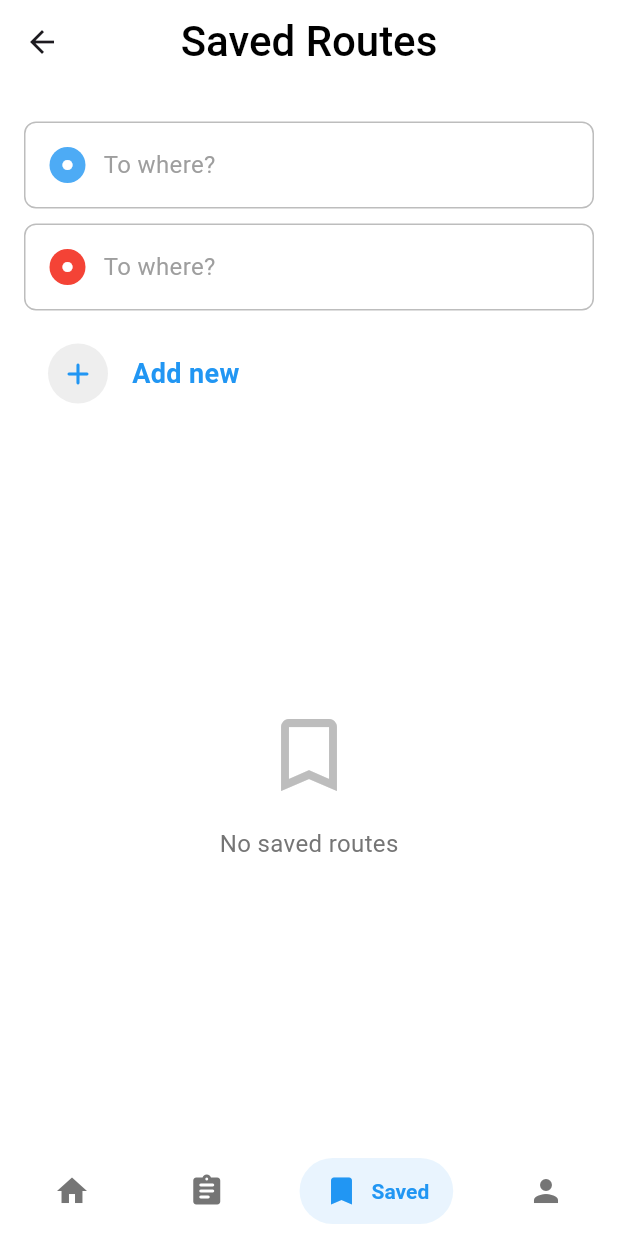
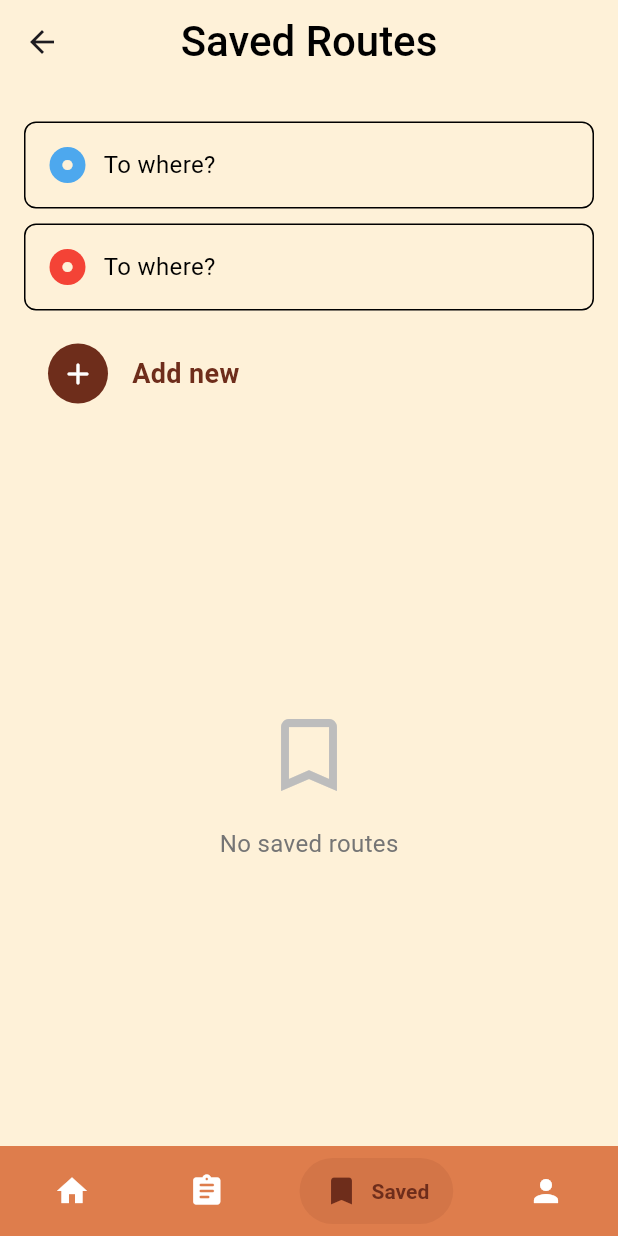
Before and after one commit to ladajules/Jeep-Jam, a Flutter app: the SavedRoutesPage screen opened by its route, on a phone screen of 412 x 824 dp. Run offline on Flutter 3.47's test engine with Material 3 defaults, Android fonts, the phone set to English and light mode, and no system bars; drawn by our look-alikes of salomon_bottom_bar; our stand-ins replace cloud_firestore, firebase_auth, firebase_core, flutter_dotenv, geocoding, geolocator and 5 more; accounts and stored records are empty; network calls fail.

Commit message:
colorsss

```diff
--- a/testing/lib/pages/users_saved_routes.dart
+++ b/testing/lib/pages/users_saved_routes.dart
@@ -220,7 +220,7 @@ class _SavedRoutesState extends State<SavedRoutesPage>{
                 'Give this route a name:',
                 style: TextStyle(
                   fontSize: 14,
-                  color: Colors.grey[700],
+                  color: Colors.black,
                 ),
               ),
               const SizedBox(height: 12),
@@ -240,7 +240,7 @@ class _SavedRoutesState extends State<SavedRoutesPage>{
                 Container(
                   padding: const EdgeInsets.all(12),
                   decoration: BoxDecoration(
-                    color: Colors.grey[100],
+                    color: Colors.black,
                     borderRadius: BorderRadius.circular(8),
                   ),
                   child: Column(
@@ -248,7 +248,7 @@ class _SavedRoutesState extends State<SavedRoutesPage>{
                     children: [
                       Row(
                         children: [
-                          Icon(Icons.circle, size: 12, color: Colors.blue[700]),
+                          Icon(Icons.circle, size: 12, color: Color(0xff6e2d1b)),
                           const SizedBox(width: 8),
                           Expanded(
                             child: Text(
@@ -381,9 +381,9 @@ class _SavedRoutesState extends State<SavedRoutesPage>{
   @override
   Widget build(BuildContext context) {
     return Scaffold(
-      backgroundColor: Colors.white,
+      backgroundColor: Color(0xfffef1d8),
       appBar: AppBar(
-        backgroundColor: Colors.white,
+        backgroundColor:Color(0xfffef1d8),
         elevation: 0,
         title: const Text(
           'Saved Routes',
@@ -412,9 +412,9 @@ class _SavedRoutesState extends State<SavedRoutesPage>{
                     onTap: _openOriginSearch,
                     child: Container(
                       decoration: BoxDecoration(
-                        color: Colors.white,
+                        color: Color(0xfffef1d8),
                         borderRadius: BorderRadius.circular(8),
-                        border: Border.all(color: Colors.grey[400]!),
+                        border: Border.all(color: Colors.black!),
                       ),
 
                       // origin input
@@ -431,7 +431,7 @@ class _SavedRoutesState extends State<SavedRoutesPage>{
 
                               child: Icon(
                                 Icons.circle,
-                                color: Colors.white,
+                                color: Color(0xfffef1d8),
                                 size: 8,
                               ),
                             ),
@@ -442,7 +442,7 @@ class _SavedRoutesState extends State<SavedRoutesPage>{
                                 _originController.text.isEmpty ? 'To where?' : _originController.text,
                                 style: TextStyle(
                                   fontSize: 16,
-                                  color: _originController.text.isEmpty ? Colors.grey[500] : Colors.black,
+                                  color: _originController.text.isEmpty ? Colors.black : Colors.black,
                                 ),
                               ),
                             ),
@@ -458,9 +458,9 @@ class _SavedRoutesState extends State<SavedRoutesPage>{
                     onTap: _openDestinationSearch,
                     child: Container(
                       decoration: BoxDecoration(
-                        color: Colors.white,
+                        color: Color(0xfffef1d8),
                         borderRadius: BorderRadius.circular(8),
-                        border: Border.all(color: Colors.grey[400]!),
+                        border: Border.all(color: Colors.black),
                       ),
 
                       // destination input
@@ -477,7 +477,7 @@ class _SavedRoutesState extends State<SavedRoutesPage>{
 
                               child: Icon(
                                 Icons.circle,
-                                color: Colors.white,
+                                color: Color(0xfffef1d8),
                                 size: 8,
                               ),
                             ),
@@ -488,7 +488,7 @@ class _SavedRoutesState extends State<SavedRoutesPage>{
                                 _destinationController.text.isEmpty ? 'To where?' : _destinationController.text,
                                 style: TextStyle(
                                   fontSize: 16,
-                                  color: _destinationController.text.isEmpty ? Colors.grey[500] : Colors.black,
+                                  color: _destinationController.text.isEmpty ? Colors.black: Colors.black,
                                 ),
                               ),
                             ),
@@ -506,7 +506,7 @@ class _SavedRoutesState extends State<SavedRoutesPage>{
               Expanded(
                 child: Container(
                   decoration: BoxDecoration(
-                    color: Colors.white,
+                    color: Color(0xfffef1d8),
                     borderRadius: BorderRadius.circular(12),
                   ),
                   child: Column(
@@ -562,7 +562,7 @@ class _SavedRoutesState extends State<SavedRoutesPage>{
             child: Container(
               padding: const EdgeInsets.symmetric(horizontal: 16, vertical: 12),
               decoration: BoxDecoration(
-                color: Colors.white,
+                color: Color(0xfffef1d8),
                 borderRadius: BorderRadius.circular(8),
               ),
               child: Row(
@@ -570,12 +570,12 @@ class _SavedRoutesState extends State<SavedRoutesPage>{
                   Container(
                     padding: const EdgeInsets.all(8),
                     decoration: BoxDecoration(
-                      color: Colors.grey[200],
+                      color: Color(0xff6e2d1b),
                       shape: BoxShape.circle,
                     ),
                     child: const Icon(
                       Icons.add_rounded,
-                      color: Colors.blue,
+                      color: Colors.white,
                       size: 24,
                     ),
                   ),
@@ -585,7 +585,7 @@ class _SavedRoutesState extends State<SavedRoutesPage>{
                     style: TextStyle(
                       fontWeight: FontWeight.bold,
                       fontSize: 18,
-                      color: Colors.blue,
+                      color: Color(0xff6e2d1b),
                     ),
                   ),
                 ],
@@ -628,7 +628,7 @@ class _SavedRoutesState extends State<SavedRoutesPage>{
           child: Container(
             padding: const EdgeInsets.symmetric(horizontal: 16, vertical: 12),
             decoration: BoxDecoration(
-              color: Colors.white,
+              color: Color(0xfffef1d8),
               borderRadius: BorderRadius.circular(8),
             ),
             child: Row(
@@ -641,7 +641,7 @@ class _SavedRoutesState extends State<SavedRoutesPage>{
                   ),
                   child: const Icon(
                     Icons.add_rounded,
-                    color: Colors.blue,
+                    color: Color(0xff6e2d1b),
                     size: 24,
                   ),
                 ),
@@ -651,7 +651,7 @@ class _SavedRoutesState extends State<SavedRoutesPage>{
                   style: TextStyle(
                     fontWeight: FontWeight.bold,
                     fontSize: 18,
-                    color: Colors.blue,
+                    color: Color(0xff6e2d1b),
                   ),
                 ),
               ],
@@ -674,7 +674,7 @@ class _SavedRoutesState extends State<SavedRoutesPage>{
                   child: Container(
                     padding: const EdgeInsets.all(16),
                     decoration: BoxDecoration(
-                      color: Colors.white,
+                      color: Color(0xfffef1d8),
                       borderRadius: BorderRadius.circular(8),
                       boxShadow: [
                         BoxShadow(
@@ -690,12 +690,12 @@ class _SavedRoutesState extends State<SavedRoutesPage>{
                         Container(
                           padding: const EdgeInsets.all(8),
                           decoration: BoxDecoration(
-                            color: Colors.blue[50],
+                            color: Color(0xff6e2d1b),
                             shape: BoxShape.circle,
                           ),
                           child: Icon(
                             Icons.bookmark,
-                            color: Colors.blue[700],
+                            color: Color(0xff6e2d1b),
                             size: 24,
                           ),
                         ),
@@ -728,14 +728,14 @@ class _SavedRoutesState extends State<SavedRoutesPage>{
                                 Container(
                                   padding: const EdgeInsets.symmetric(horizontal: 8, vertical: 2),
                                   decoration: BoxDecoration(
-                                    color: Colors.blue[100],
+                                    color: Color(0xff6e2d1b),
                                     borderRadius: BorderRadius.circular(4),
                                   ),
                                   child: Text(
                                     route['jeepneyCode'].toUpperCase(),
                                     style: TextStyle(
                                       fontSize: 11,
-                                      color: Colors.blue[700],
+                                      color: Color(0xff6e2d1b),
                                       fontWeight: FontWeight.bold,
                                     ),
                                   ),
--- a/testing/lib/widgets/bottom_nav_bar.dart
+++ b/testing/lib/widgets/bottom_nav_bar.dart
@@ -20,32 +20,33 @@ class _JeepJamBottomNavbarState extends State<JeepJamBottomNavbar> {
   @override
   Widget build(BuildContext context) {
     return Container(
+      color: Color(0xffde7d4c),
       padding: EdgeInsets.symmetric(horizontal: 12),
       child: SalomonBottomBar(
         currentIndex: widget.currentIndex,
         selectedItemColor: const Color(0xff6200ee),
-        unselectedItemColor: const Color(0xff757575),
+        unselectedItemColor: const Color.fromARGB(255, 255, 255, 255),
         onTap: widget.onTap,
         items: [
           SalomonBottomBarItem(
             icon: const Icon(Icons.home),
             title: const Text("Home"),
-            selectedColor: Colors.purple,
+            selectedColor: Color(0xff6e2d1b),
           ),
           SalomonBottomBarItem(
             icon: const Icon(Icons.assignment_rounded),
             title: const Text("Activity"),
-            selectedColor: Colors.blue,
+            selectedColor: Color(0xff6e2d1b),
           ),
           SalomonBottomBarItem(
             icon: const Icon(Icons.bookmark),
             title: const Text("Saved"),
-            selectedColor: Colors.blue,
+            selectedColor: Color(0xff6e2d1b),
           ),
           SalomonBottomBarItem(
             icon: const Icon(Icons.person),
             title: const Text("Account"),
-            selectedColor: Colors.teal,
+            selectedColor: Color(0xff6e2d1b),
           ),
         ],
       ),
```
Also changed, not shown: testing/lib/pages/home_page.dart (+49 -48 lines), testing/lib/pages/login_register_page.dart (+13 -6 lines), testing/lib/pages/profile_page.dart (+12 -12 lines), testing/lib/pages/recent_activity_page.dart (+8 -8 lines), testing/lib/utils/place_card_utils.dart (+4 -13 lines), testing/lib/widgets/show_center_modal_learn.dart (+53 -26 lines), testing/lib/widgets/show_center_modal_read.dart (+11 -9 lines), testing/pubspec.lock, testing/pubspec.yaml (line endings or trailing spaces).
